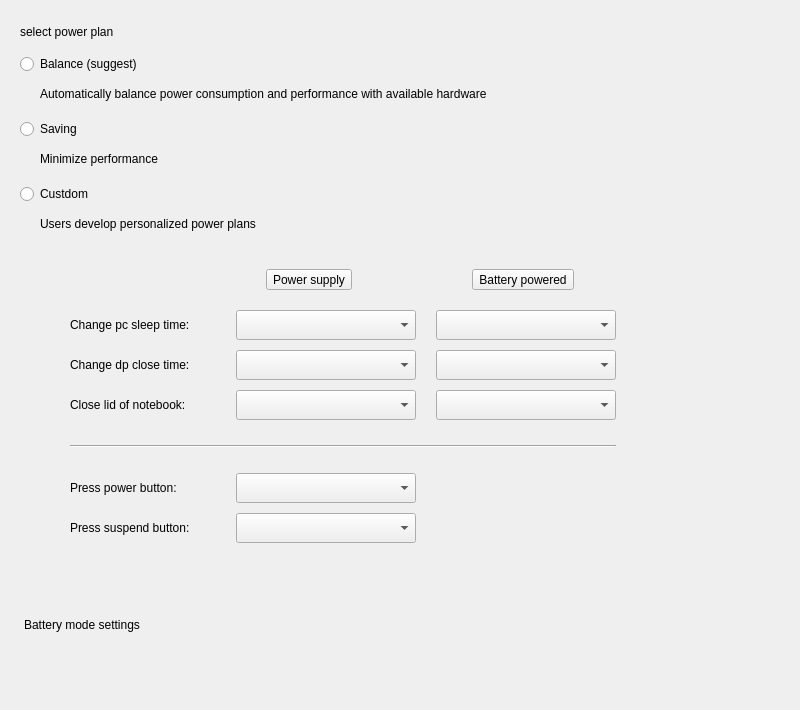
Above: plugins/system/power/power.ui from ukui/ukui-control-center before the change. Below: the same form after it.
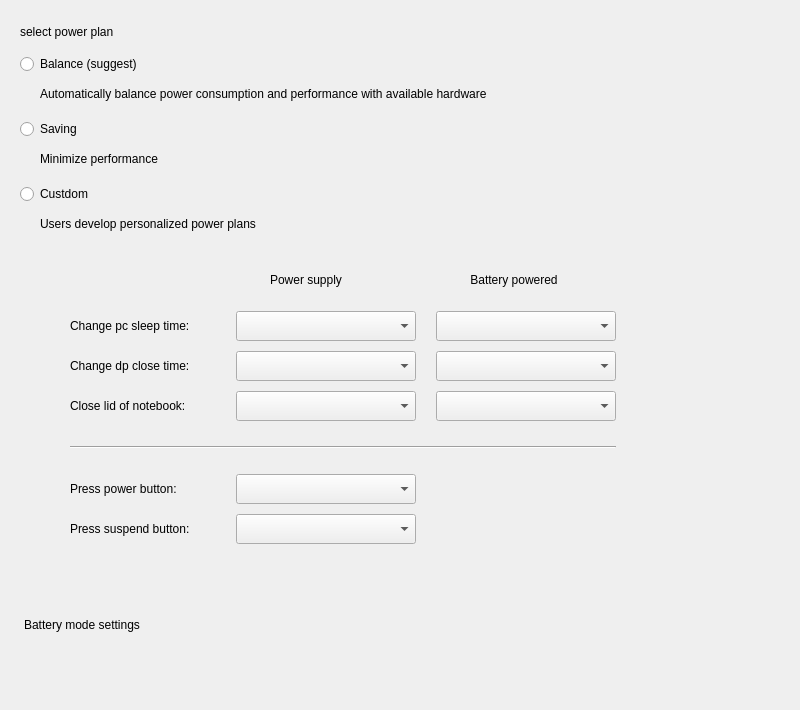
That is the form after the change.

What changed in the file:
```diff
--- a/plugins/system/power/power.ui
+++ b/plugins/system/power/power.ui
@@ -421,10 +421,16 @@
                  </spacer>
                 </item>
                 <item>
-                 <widget class="QToolButton" name="toolButton">
+                 <widget class="QPushButton" name="powerBtn">
+                  <property name="mouseTracking">
+                   <bool>false</bool>
+                  </property>
                   <property name="text">
                    <string>Power supply</string>
                   </property>
+                  <property name="flat">
+                   <bool>true</bool>
+                  </property>
                  </widget>
                 </item>
                 <item>
@@ -444,10 +450,13 @@
                  </spacer>
                 </item>
                 <item>
-                 <widget class="QToolButton" name="toolButton_2">
+                 <widget class="QPushButton" name="batteryBtn">
                   <property name="text">
                    <string>Battery powered</string>
                   </property>
+                  <property name="flat">
+                   <bool>true</bool>
+                  </property>
                  </widget>
                 </item>
                 <item>
```
